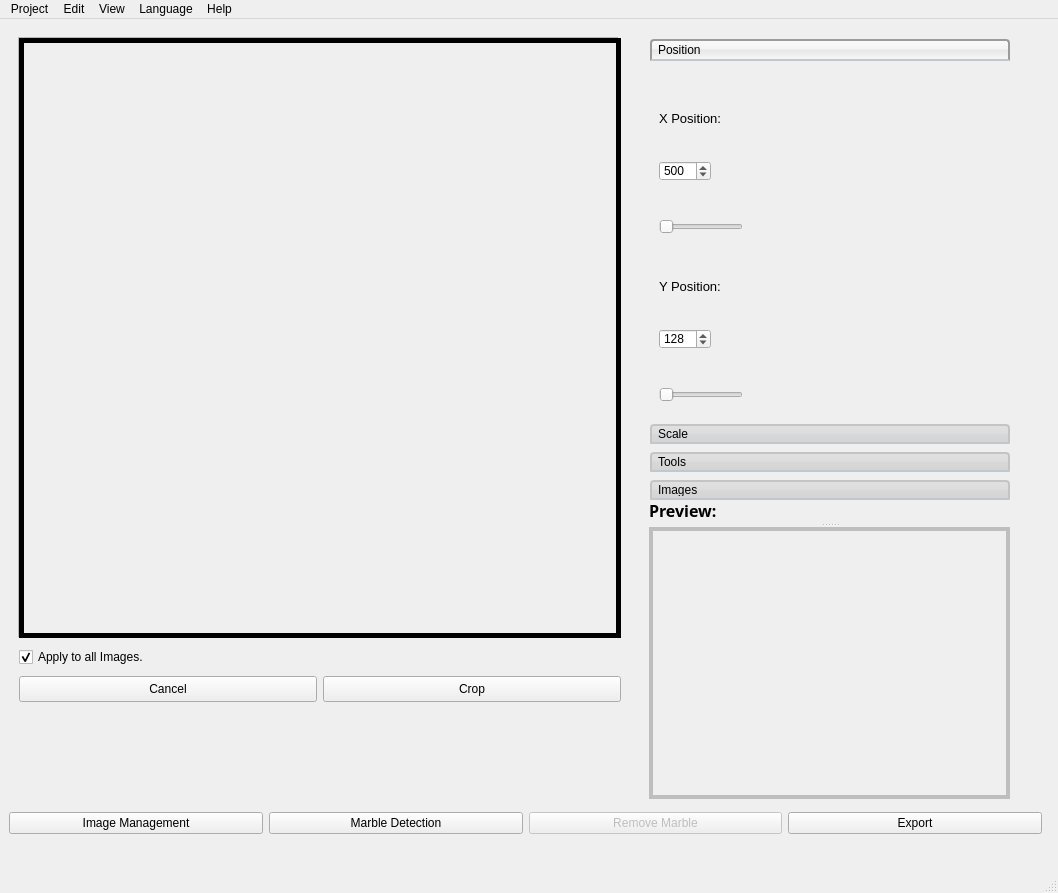
The window that RTIe/RTIe_builder/system_ui.ui (Super-SaiyanSandwich/ECMM427) describes before a commit, drawn with Qt 5.
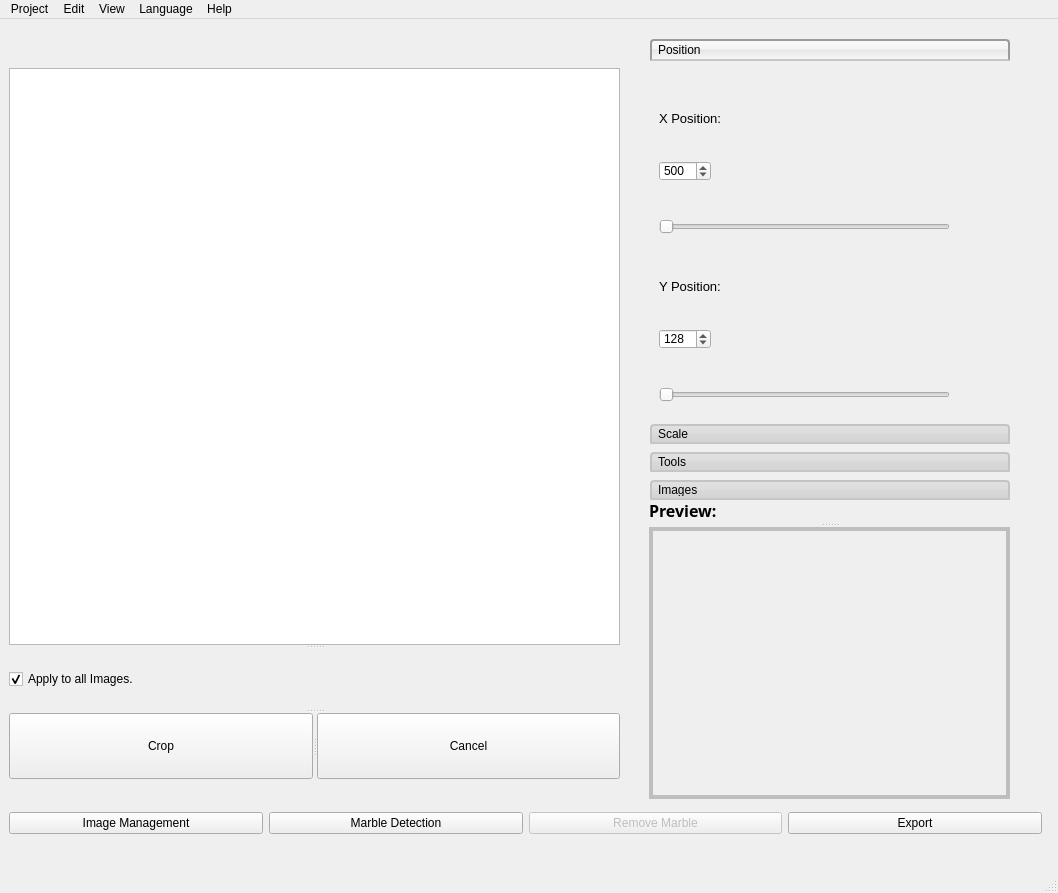
The same window after the commit. The open tabs and pages were chosen to show the change. Icons and pictures are not drawn.

Commit message:
Crop Image
Working on crop image page

What changed in the file:
```diff
--- a/RTIe/RTIe_builder/system_ui.ui
+++ b/RTIe/RTIe_builder/system_ui.ui
@@ -1506,47 +1506,6 @@
          <verstretch>0</verstretch>
         </sizepolicy>
        </property>
-       <widget class="QScrollArea" name="scrollArea_4">
-        <property name="geometry">
-         <rect>
-          <x>9</x>
-          <y>9</y>
-          <width>600</width>
-          <height>600</height>
-         </rect>
-        </property>
-        <property name="sizePolicy">
-         <sizepolicy hsizetype="Expanding" vsizetype="Expanding">
-          <horstretch>0</horstretch>
-          <verstretch>0</verstretch>
-         </sizepolicy>
-        </property>
-        <property name="minimumSize">
-         <size>
-          <width>600</width>
-          <height>600</height>
-         </size>
-        </property>
-        <property name="sizeAdjustPolicy">
-         <enum>QAbstractScrollArea::AdjustToContents</enum>
-        </property>
-        <property name="widgetResizable">
-         <bool>true</bool>
-        </property>
-        <property name="alignment">
-         <set>Qt::AlignCenter</set>
-        </property>
-        <widget class="QWidget" name="scrollAreaWidgetContents_4">
-         <property name="geometry">
-          <rect>
-           <x>0</x>
-           <y>0</y>
-           <width>598</width>
-           <height>598</height>
-          </rect>
-         </property>
-        </widget>
-       </widget>
        <widget class="QToolBox" name="toolBox_2">
         <property name="geometry">
          <rect>
@@ -1706,7 +1665,7 @@
            <rect>
             <x>9</x>
             <y>317</y>
-            <width>84</width>
+            <width>291</width>
             <height>22</height>
            </rect>
           </property>
@@ -1731,7 +1690,7 @@
            <rect>
             <x>9</x>
             <y>149</y>
-            <width>84</width>
+            <width>291</width>
             <height>22</height>
            </rect>
           </property>
@@ -2426,101 +2385,6 @@
          </item>
         </layout>
        </widget>
-       <widget class="QWidget" name="layoutWidget">
-        <property name="geometry">
-         <rect>
-          <x>10</x>
-          <y>10</y>
-          <width>602</width>
-          <height>664</height>
-         </rect>
-        </property>
-        <layout class="QGridLayout" name="gridLayout_4">
-         <item row="0" column="0">
-          <widget class="QLabel" name="image_Label_2">
-           <property name="sizePolicy">
-            <sizepolicy hsizetype="Expanding" vsizetype="Expanding">
-             <horstretch>0</horstretch>
-             <verstretch>0</verstretch>
-            </sizepolicy>
-           </property>
-           <property name="minimumSize">
-            <size>
-             <width>600</width>
-             <height>600</height>
-            </size>
-           </property>
-           <property name="frameShape">
-            <enum>QFrame::Panel</enum>
-           </property>
-           <property name="lineWidth">
-            <number>5</number>
-           </property>
-           <property name="text">
-            <string/>
-           </property>
-           <property name="scaledContents">
-            <bool>true</bool>
-           </property>
-           <property name="alignment">
-            <set>Qt::AlignCenter</set>
-           </property>
-          </widget>
-         </item>
-         <item row="1" column="0">
-          <widget class="QCheckBox" name="check_Box_Spherical_4">
-           <property name="sizePolicy">
-            <sizepolicy hsizetype="Expanding" vsizetype="Expanding">
-             <horstretch>0</horstretch>
-             <verstretch>0</verstretch>
-            </sizepolicy>
-           </property>
-           <property name="text">
-            <string>Apply to all Images.</string>
-           </property>
-           <property name="checked">
-            <bool>true</bool>
-           </property>
-          </widget>
-         </item>
-         <item row="2" column="0">
-          <layout class="QHBoxLayout" name="horizontalLayout_2">
-           <item>
-            <widget class="QPushButton" name="cancel_btn">
-             <property name="sizePolicy">
-              <sizepolicy hsizetype="Expanding" vsizetype="Expanding">
-               <horstretch>0</horstretch>
-               <verstretch>0</verstretch>
-              </sizepolicy>
-             </property>
-             <property name="minimumSize">
-              <size>
-               <width>0</width>
-               <height>0</height>
-              </size>
-             </property>
-             <property name="text">
-              <string>Cancel</string>
-             </property>
-            </widget>
-           </item>
-           <item>
-            <widget class="QPushButton" name="crop_btn">
-             <property name="sizePolicy">
-              <sizepolicy hsizetype="Expanding" vsizetype="Expanding">
-               <horstretch>0</horstretch>
-               <verstretch>0</verstretch>
-              </sizepolicy>
-             </property>
-             <property name="text">
-              <string>Crop</string>
-             </property>
-            </widget>
-           </item>
-          </layout>
-         </item>
-        </layout>
-       </widget>
        <widget class="QSplitter" name="splitter">
         <property name="geometry">
          <rect>
@@ -2585,6 +2449,67 @@
          </property>
         </widget>
        </widget>
+       <widget class="QSplitter" name="splitter_5">
+        <property name="geometry">
+         <rect>
+          <x>0</x>
+          <y>40</y>
+          <width>611</width>
+          <height>711</height>
+         </rect>
+        </property>
+        <property name="orientation">
+         <enum>Qt::Vertical</enum>
+        </property>
+        <widget class="QGraphicsView" name="image_Graphics_View"/>
+        <widget class="QCheckBox" name="check_Box_Spherical_4">
+         <property name="sizePolicy">
+          <sizepolicy hsizetype="Expanding" vsizetype="Expanding">
+           <horstretch>0</horstretch>
+           <verstretch>0</verstretch>
+          </sizepolicy>
+         </property>
+         <property name="text">
+          <string>Apply to all Images.</string>
+         </property>
+         <property name="checked">
+          <bool>true</bool>
+         </property>
+        </widget>
+        <widget class="QSplitter" name="splitter_4">
+         <property name="orientation">
+          <enum>Qt::Horizontal</enum>
+         </property>
+         <widget class="QPushButton" name="crop_btn">
+          <property name="sizePolicy">
+           <sizepolicy hsizetype="Expanding" vsizetype="Expanding">
+            <horstretch>0</horstretch>
+            <verstretch>0</verstretch>
+           </sizepolicy>
+          </property>
+          <property name="text">
+           <string>Crop</string>
+          </property>
+         </widget>
+         <widget class="QPushButton" name="cancel_btn">
+          <property name="sizePolicy">
+           <sizepolicy hsizetype="Expanding" vsizetype="Expanding">
+            <horstretch>0</horstretch>
+            <verstretch>0</verstretch>
+           </sizepolicy>
+          </property>
+          <property name="minimumSize">
+           <size>
+            <width>0</width>
+            <height>0</height>
+           </size>
+          </property>
+          <property name="text">
+           <string>Cancel</string>
+          </property>
+         </widget>
+        </widget>
+       </widget>
       </widget>
       <widget class="QWidget" name="page4">
        <property name="sizePolicy">
```
Left out of the diff: 26 changed lines with no effect on the pictures. The commit also changes 15 other files.
